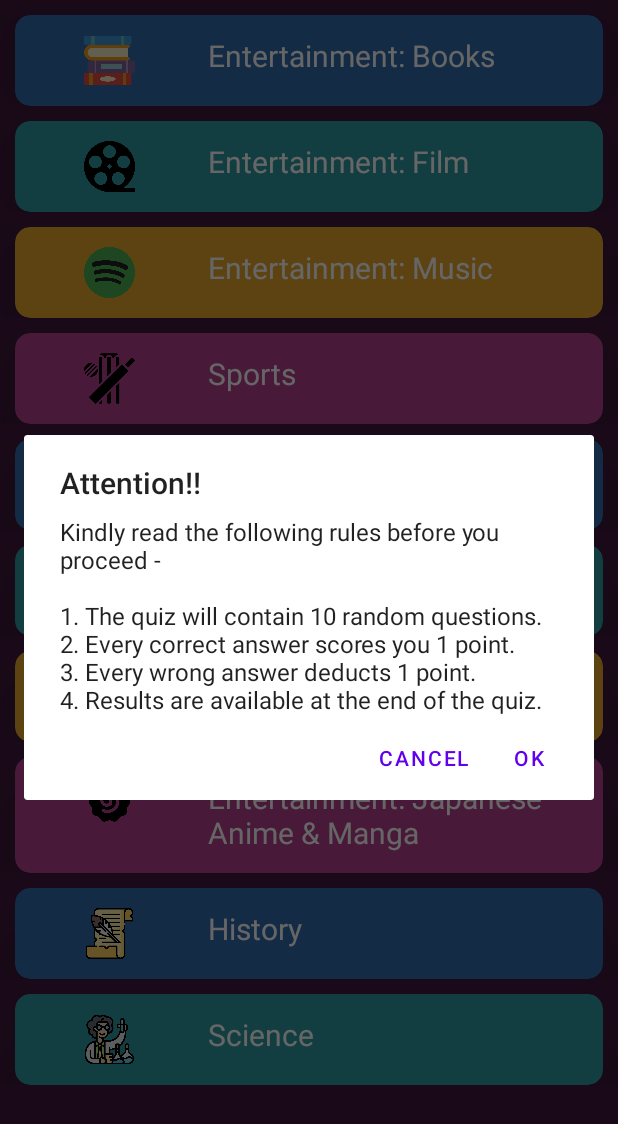
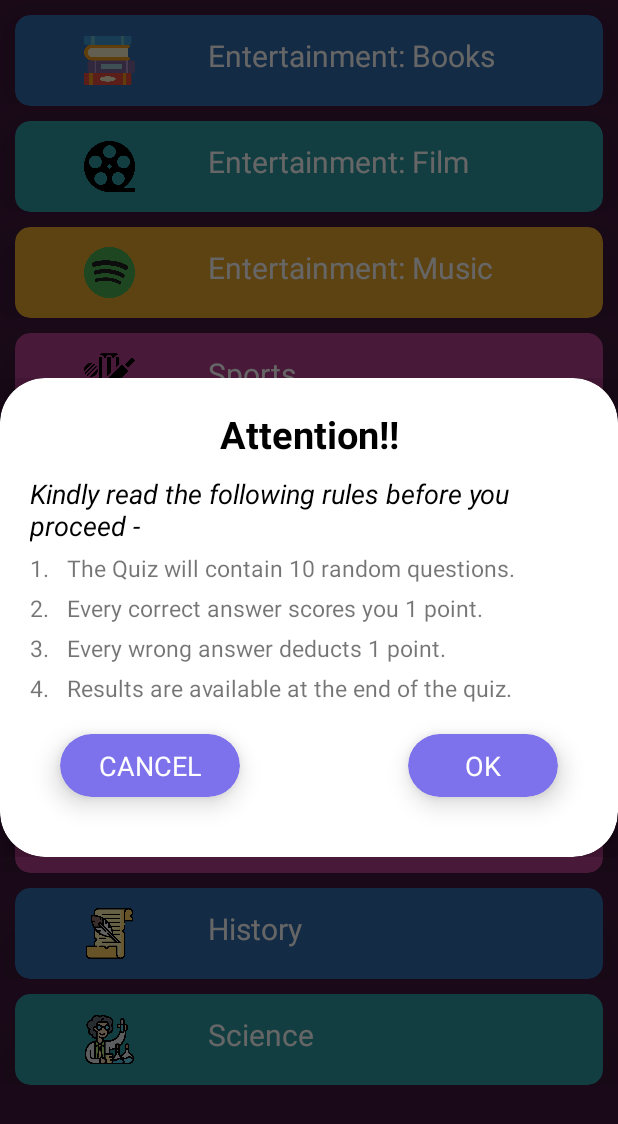
Before and after one commit to pratyaksh1610/Quiz_App, an Android app: the QuizCategories screen opened directly, with no data from a screen before it, after a tap on "Entertainment: Books", on a phone screen of 412 x 824 dp. Shown: the top 1124 px of the screen. Run offline under Robolectric (Android 15) with nearby library versions, the phone set to English and light mode, and no system bars; 1 statement that could not run was skipped.

Commit message:
Updated Dialog

```diff
--- a/app/src/main/java/com/pratyakshkhurana/quizapp/QuizCategories.kt
+++ b/app/src/main/java/com/pratyakshkhurana/quizapp/QuizCategories.kt
@@ -1,9 +1,11 @@
 package com.pratyakshkhurana.quizapp
 
+import android.app.Dialog
 import android.content.DialogInterface
 import android.content.Intent
 import androidx.appcompat.app.AppCompatActivity
 import android.os.Bundle
+import android.view.View
 import android.widget.Toast
 import androidx.appcompat.app.AlertDialog
 import androidx.core.content.res.ResourcesCompat
@@ -163,11 +165,9 @@ class QuizCategories : AppCompatActivity(), OnClicked {
 
     //Dialog for Quiz Category selection
     private fun showDialog(s: CategoryView) {
+        val dialogLayout = layoutInflater.inflate(R.layout.category_dialog, null)
         builder = AlertDialog.Builder(this)
-        builder.setTitle("Attention!!")
-        builder.setMessage(R.string.quiz_category_dialog)
-            .setCancelable(false)
-            .setPositiveButton("OK") { _: DialogInterface, _: Int ->
+        dialogLayout.findViewById<View>(R.id.okButton).setOnClickListener {
             categorySelected = s.category
             alertDialog.dismiss()
             val intent = Intent(this, QuestionsActivity::class.java)
@@ -175,10 +175,12 @@ class QuizCategories : AppCompatActivity(), OnClicked {
             intent.putExtra("category", categorySelected)
             startActivity(intent)
         }
-            .setNegativeButton("CANCEL"){ _:DialogInterface, _:Int ->
+        dialogLayout.findViewById<View>(R.id.cancelButton).setOnClickListener {
             alertDialog.dismiss()
         }
+        builder.setView(dialogLayout)
         alertDialog = builder.create()
+        alertDialog.window?.setBackgroundDrawableResource(android.R.color.transparent)
         alertDialog.show()
     }
 }
--- /dev/null
+++ b/app/src/main/res/layout/category_dialog.xml
@@ -0,0 +1,196 @@
+<?xml version="1.0" encoding="utf-8"?>
+<androidx.cardview.widget.CardView xmlns:android="http://schemas.android.com/apk/res/android"
+    xmlns:app="http://schemas.android.com/apk/res-auto"
+    android:layout_width="match_parent"
+    android:layout_height="match_parent"
+    app:cardCornerRadius="30dp"
+    app:cardElevation="20dp">
+
+    <RelativeLayout
+        android:layout_width="match_parent"
+        android:layout_height="match_parent"
+        android:layout_gravity="center"
+        android:padding="20dp">
+
+        <TextView
+            android:id="@+id/attentionText"
+            android:layout_width="match_parent"
+            android:layout_height="wrap_content"
+            android:text="Attention!!"
+            android:textAlignment="center"
+            android:textColor="@color/black"
+            android:textSize="25sp"
+            android:textStyle="bold" />
+
+        <LinearLayout
+            android:id="@+id/rulesLL"
+            android:layout_width="match_parent"
+            android:layout_height="wrap_content"
+            android:layout_below="@id/attentionText"
+            android:layout_marginTop="10dp"
+            android:orientation="vertical">
+
+            <TextView
+                android:id="@+id/instructionsText"
+                android:layout_width="match_parent"
+                android:layout_height="wrap_content"
+                android:text="Kindly read the following rules before you proceed - "
+                android:textColor="@color/black"
+                android:textSize="18sp"
+                android:textStyle="italic" />
+
+            <!-- Rule 1 -->
+            <LinearLayout
+                android:layout_width="match_parent"
+                android:layout_height="wrap_content"
+                android:layout_marginTop="5dp"
+                android:weightSum="15">
+
+                <TextView
+                    android:layout_width="0dp"
+                    android:layout_height="match_parent"
+                    android:layout_weight="1"
+                    android:text="1."
+                    android:textSize="15sp" />
+
+                <TextView
+                    android:layout_width="0dp"
+                    android:layout_height="match_parent"
+                    android:layout_weight="14"
+                    android:text="@string/rule_1"
+                    android:textSize="15sp" />
+            </LinearLayout>
+
+            <!--Rule 2-->
+            <LinearLayout
+                android:layout_width="match_parent"
+                android:layout_height="wrap_content"
+                android:layout_marginTop="5dp"
+                android:weightSum="15">
+
+                <TextView
+                    android:layout_width="0dp"
+                    android:layout_height="match_parent"
+                    android:layout_weight="1"
+                    android:text="2."
+                    android:textSize="15sp" />
+
+                <TextView
+                    android:layout_width="0dp"
+                    android:layout_height="match_parent"
+                    android:layout_weight="14"
+                    android:text="@string/rule_2"
+                    android:textSize="15sp" />
+            </LinearLayout>
+
+            <!--Rule 3-->
+            <LinearLayout
+                android:layout_width="match_parent"
+                android:layout_height="wrap_content"
+                android:layout_marginTop="5dp"
+                android:weightSum="15">
+
+                <TextView
+                    android:layout_width="0dp"
+                    android:layout_height="match_parent"
+                    android:layout_weight="1"
+                    android:text="3."
+                    android:textSize="15sp" />
+
+                <TextView
+                    android:layout_width="0dp"
+                    android:layout_height="match_parent"
+                    android:layout_weight="14"
+                    android:text="@string/rule_3"
+                    android:textSize="15sp" />
+            </LinearLayout>
+
+            <!--Rule 4-->
+            <LinearLayout
+                android:layout_width="match_parent"
+                android:layout_height="wrap_content"
+                android:layout_marginTop="5dp"
+                android:weightSum="15">
+
+                <TextView
+                    android:layout_width="0dp"
+                    android:layout_height="match_parent"
+                    android:layout_weight="1"
+                    android:text="4."
+                    android:textSize="15sp" />
+
+                <TextView
+                    android:layout_width="0dp"
+                    android:layout_height="match_parent"
+                    android:layout_weight="14"
+                    android:text="@string/rule_4"
+                    android:textSize="15sp" />
+            </LinearLayout>
+
+        </LinearLayout>
+
+        <androidx.cardview.widget.CardView
+            android:layout_width="120dp"
+            android:layout_height="wrap_content"
+            android:layout_below="@id/rulesLL"
+            android:layout_alignParentStart="true"
+            android:layout_margin="20dp"
+            app:cardBackgroundColor="#7d72ec"
+            app:cardCornerRadius="30dp"
+            app:cardElevation="10dp">
+
+            <LinearLayout
+                android:layout_width="match_parent"
+                android:layout_height="match_parent"
+                android:orientation="horizontal"
+                android:paddingTop="3dp"
+                android:paddingBottom="3dp">
+
+                <TextView
+                    android:id="@+id/cancelButton"
+                    android:layout_width="0dp"
+                    android:layout_height="wrap_content"
+                    android:layout_margin="5dp"
+                    android:layout_weight="1"
+                    android:gravity="center"
+                    android:text="CANCEL"
+                    android:textColor="@color/white"
+                    android:textSize="18sp" />
+
+            </LinearLayout>
+        </androidx.cardview.widget.CardView>
+
+        <androidx.cardview.widget.CardView
+            android:layout_width="100dp"
+            android:layout_height="wrap_content"
+            android:layout_below="@id/rulesLL"
+            android:layout_alignParentEnd="true"
+            android:layout_margin="20dp"
+            app:cardBackgroundColor="#7d72ec"
+            app:cardCornerRadius="30dp"
+            app:cardElevation="10dp">
+
+            <LinearLayout
+                android:layout_width="match_parent"
+                android:layout_height="match_parent"
+                android:orientation="horizontal"
+                android:paddingTop="3dp"
+                android:paddingBottom="3dp">
+
+                <TextView
+                    android:id="@+id/okButton"
+                    android:layout_width="0dp"
+                    android:layout_height="wrap_content"
+                    android:layout_margin="5dp"
+                    android:layout_weight="1"
+                    android:gravity="center"
+                    android:text="OK"
+                    android:textColor="@color/white"
+                    android:textSize="18sp" />
+
+            </LinearLayout>
+        </androidx.cardview.widget.CardView>
+
+    </RelativeLayout>
+
+</androidx.cardview.widget.CardView>
--- a/app/src/main/res/values/strings.xml
+++ b/app/src/main/res/values/strings.xml
@@ -12,5 +12,8 @@
     <string name="quiz_app_login_screen_text">Quiz App</string>
     <string name="welcome_login_screen_text">Welcome</string>
     <string name="please_enter_your_name_login_screen_text">Please enter your name.</string>
-    <string name="quiz_category_dialog">Kindly read the following rules before you proceed -\n\n"1. The quiz will contain 10 random questions.\n2. Every correct answer scores you 1 point.\n3. Every wrong answer deducts 1 point.\n4. Results are available at the end of the quiz.</string>
+    <string name="rule_1">The Quiz will contain 10 random questions.</string>
+    <string name="rule_2">Every correct answer scores you 1 point.</string>
+    <string name="rule_3">Every wrong answer deducts 1 point.</string>
+    <string name="rule_4">Results are available at the end of the quiz.</string>
 </resources>
```
Lines whose indentation alone changed are shown as unchanged.
